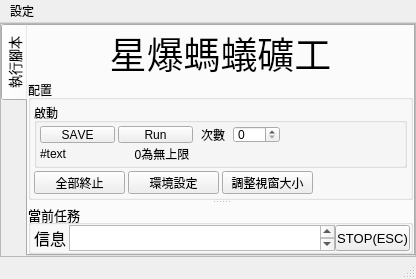
Above: UI/Homepage/MainUI.ui from Jukon3234/DigCandy before the change. Below: the same form after it.
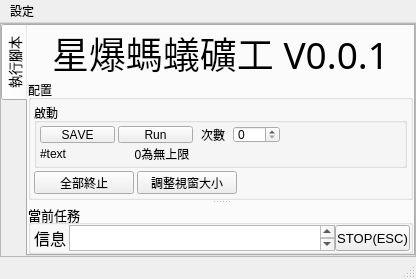
That is the form after the change.

Diff of the .ui file:
```diff
--- a/UI/Homepage/MainUI.ui
+++ b/UI/Homepage/MainUI.ui
@@ -150,7 +150,7 @@
                </font>
               </property>
               <property name="text">
-               <string>星爆螞蟻礦工</string>
+               <string>星爆螞蟻礦工 V0.0.1</string>
               </property>
               <property name="alignment">
                <set>Qt::AlignCenter</set>
@@ -218,7 +218,7 @@
                  <property name="spacing">
                   <number>3</number>
                  </property>
-                 <item row="0" column="0" colspan="4" alignment="Qt::AlignTop">
+                 <item row="0" column="0" colspan="3" alignment="Qt::AlignTop">
                   <widget class="QGroupBox" name="groupBox_4">
                    <property name="sizePolicy">
                     <sizepolicy hsizetype="Expanding" vsizetype="Expanding">
@@ -353,6 +353,25 @@
                    </layout>
                   </widget>
                  </item>
+                 <item row="2" column="1">
+                  <widget class="QPushButton" name="FRWidge">
+                   <property name="sizePolicy">
+                    <sizepolicy hsizetype="Preferred" vsizetype="Preferred">
+                     <horstretch>0</horstretch>
+                     <verstretch>0</verstretch>
+                    </sizepolicy>
+                   </property>
+                   <property name="maximumSize">
+                    <size>
+                     <width>100</width>
+                     <height>23</height>
+                    </size>
+                   </property>
+                   <property name="text">
+                    <string>調整視窗大小</string>
+                   </property>
+                  </widget>
+                 </item>
                  <item row="2" column="0">
                   <widget class="QPushButton" name="AllstopButton">
                    <property name="sizePolicy">
@@ -405,44 +424,6 @@
                    </attribute>
                   </widget>
                  </item>
-                 <item row="2" column="1">
-                  <widget class="QPushButton" name="PositionButton">
-                   <property name="sizePolicy">
-                    <sizepolicy hsizetype="Preferred" vsizetype="Preferred">
-                     <horstretch>0</horstretch>
-                     <verstretch>0</verstretch>
-                    </sizepolicy>
-                   </property>
-                   <property name="maximumSize">
-                    <size>
-                     <width>100</width>
-                     <height>23</height>
-                    </size>
-                   </property>
-                   <property name="text">
-                    <string>環境設定</string>
-                   </property>
-                  </widget>
-                 </item>
-                 <item row="2" column="2">
-                  <widget class="QPushButton" name="FRWidge">
-                   <property name="sizePolicy">
-                    <sizepolicy hsizetype="Preferred" vsizetype="Preferred">
-                     <horstretch>0</horstretch>
-                     <verstretch>0</verstretch>
-                    </sizepolicy>
-                   </property>
-                   <property name="maximumSize">
-                    <size>
-                     <width>100</width>
-                     <height>23</height>
-                    </size>
-                   </property>
-                   <property name="text">
-                    <string>調整視窗大小</string>
-                   </property>
-                  </widget>
-                 </item>
                 </layout>
                </widget>
               </widget>
```
